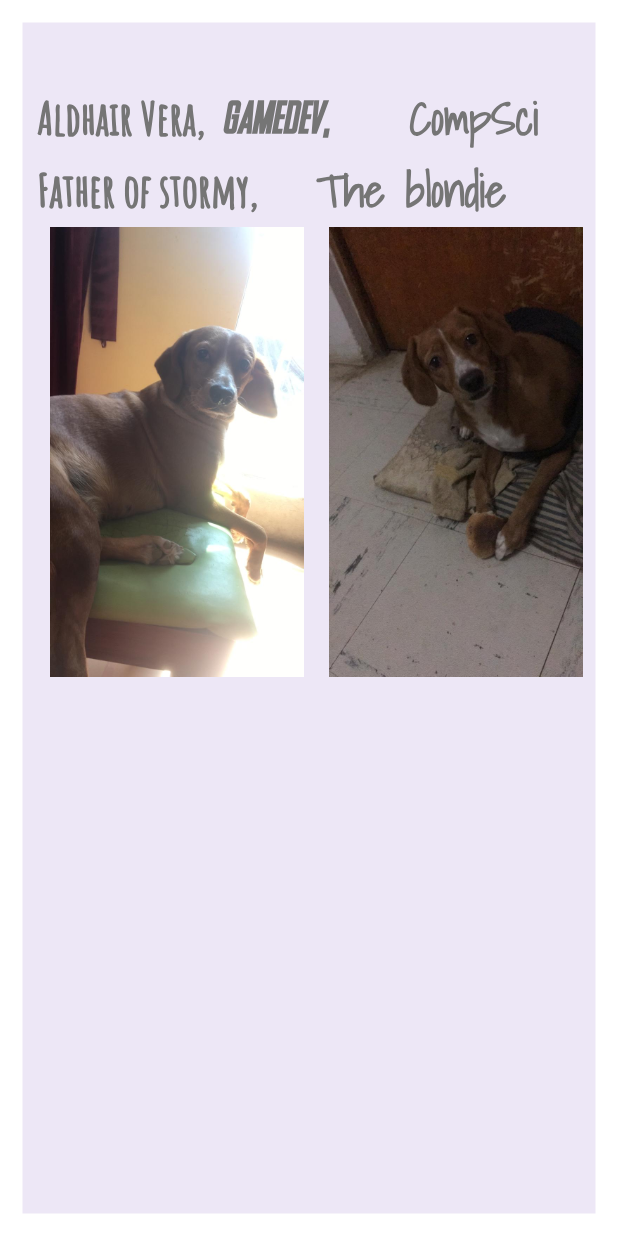
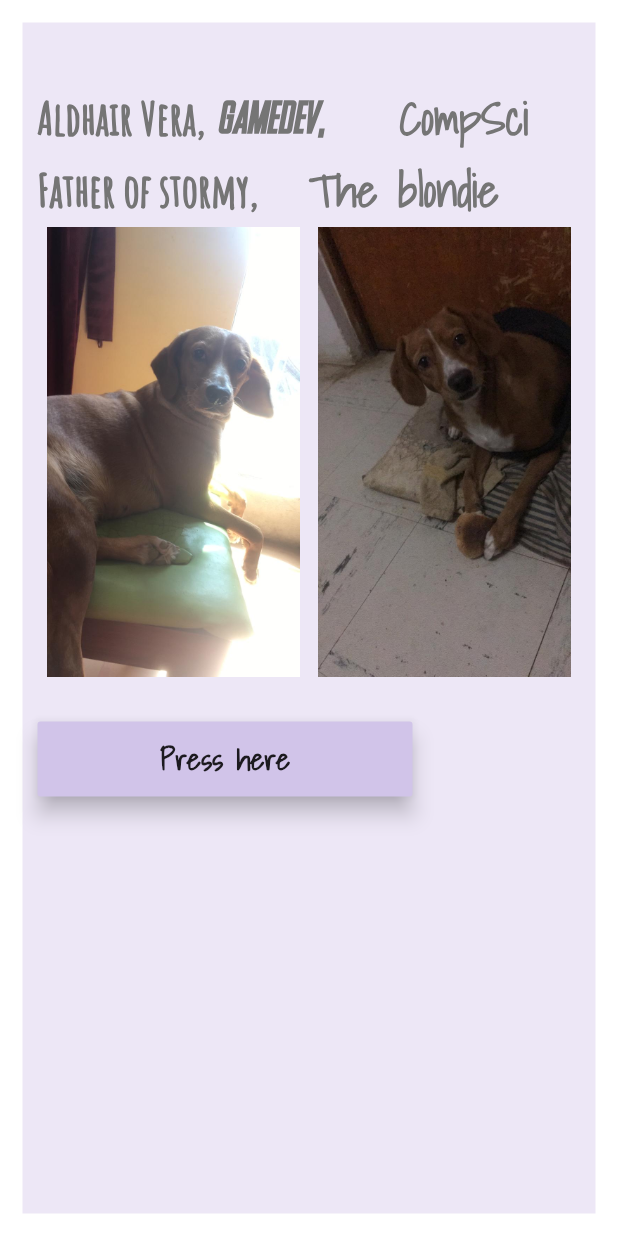
Before and after one commit to BurningAl15/ExploringFlutterWidgets, a Flutter app: the screen it shows after launch, on a phone screen of 412 x 824 dp. Run offline on Flutter 3.47's test engine with Material 2 defaults, Android fonts, the phone set to English and light mode, and no system bars.

Commit message:
Raised Button and Alert Dialog

```diff
--- a/lib/app_Screens/home.dart
+++ b/lib/app_Screens/home.dart
@@ -19,7 +19,7 @@ class Home extends StatelessWidget{
     return Center(
       child: Container(
         alignment: Alignment.center,
-        padding:EdgeInsets.only(left:10.0,top:40.0),
+        padding:EdgeInsets.only(left:10.0,right:10.0,top:40.0),
         color: containerColor,
         //width:containerWidth,
         //height:containerHeight,
@@ -113,6 +113,11 @@ class Home extends StatelessWidget{
                       child:img2
                   )
                 ]
+            ),
+            Row(
+              children:<Widget>[
+                  StuffButton()
+              ]
             )
          ],
         )
@@ -121,12 +126,46 @@ class Home extends StatelessWidget{
   }
 }
 
-class FlightImageAsset extends StatelessWidget{
+class StuffButton extends StatelessWidget{
   @override
   Widget build(BuildContext context)
   {
-    AssetImage assetImage=AssetImage('Assets/bb2.jpeg');
-    Image img=Image(image:assetImage,width: 250.0,height:300.0);
-    return Container(child:img);
+    return Container(
+      margin: EdgeInsets.only(top:30.0),
+      width:250.0,
+      height:50.0,
+      child: RaisedButton(
+        color: Colors.deepPurple[100],
+        child:Text(
+            "Press here",
+            style: TextStyle(
+              fontSize: 20.0,
+              color: Colors.black87,
+              fontFamily: 'ShadowsIntoLight',
+              fontWeight: FontWeight.w700
+            )
+        ),
+        elevation: 6.0,
+        onPressed: () => Message(context)
+
+      ),
+    );
   }
 }
+
+//This function is called when user press the button
+void Message(BuildContext context)
+{
+  var alertDialog=AlertDialog(
+    title: Text("You Pressed the Button!"),
+    content: Text("Thanks for looking my app")
+  );
+
+  //This part shows the message
+  showDialog(
+      context: context,
+      builder: (BuildContext context){
+        return alertDialog;
+      }
+  );
+}
```
